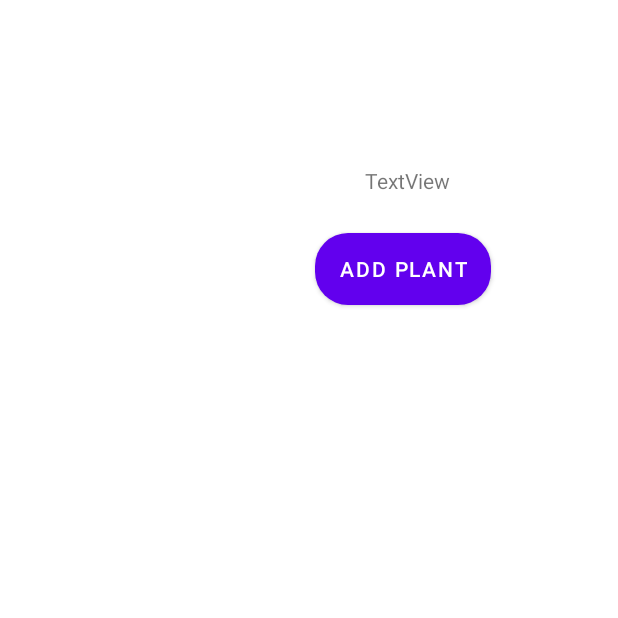
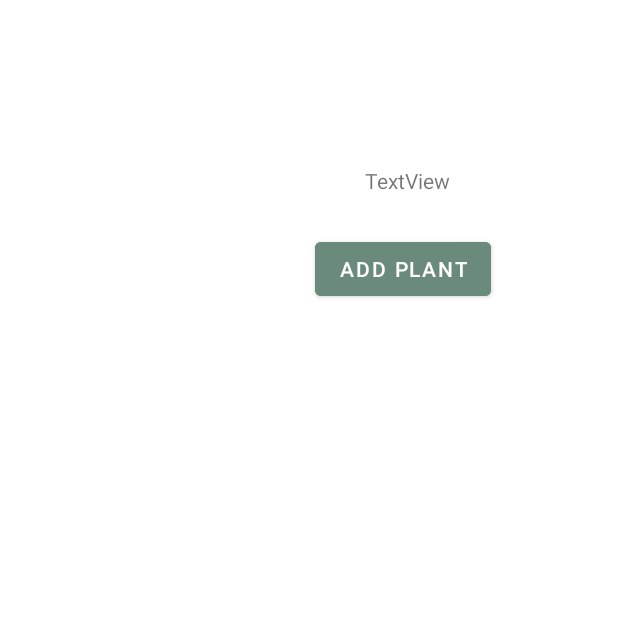
Before and after one commit to KonradBialek/ProjektZespolowy, an Android app: the MyProfileActivity screen opened directly, with no data from a screen before it, on a phone screen of 412 x 824 dp, the top half of it. Run offline under Robolectric (Android 15) with nearby library versions, the light colour scheme and no system bars.

Commit message:
Pogrzebane w kolorach, nienaprawione ale jest nadzieja

```diff
--- a/app/src/main/res/drawable/dark_green_button.xml
+++ b/app/src/main/res/drawable/dark_green_button.xml
@@ -1,7 +1,6 @@
 <?xml version="1.0" encoding="utf-8"?>
 <shape xmlns:android="http://schemas.android.com/apk/res/android" android:shape="rectangle">
-    <solid android:color="#6A8A7B"/>
-
+    <solid android:color="@color/dark_green"/>
     <corners android:radius="22dp"/>
 
 </shape>
--- a/app/src/main/res/layout/activity_my_profile.xml
+++ b/app/src/main/res/layout/activity_my_profile.xml
@@ -47,9 +47,9 @@
         android:layout_width="wrap_content"
         android:layout_height="wrap_content"
         android:layout_marginBottom="10dp"
+        android:backgroundTint="@color/dark_green"
         android:text="add plant"
         android:textColor="#FFFFFF"
-        android:background="@drawable/dark_green_button"
         app:layout_constraintBottom_toTopOf="@+id/gridView"
         app:layout_constraintEnd_toEndOf="parent"
         app:layout_constraintHorizontal_bias="0.5"
--- a/app/src/main/res/values/colors.xml
+++ b/app/src/main/res/values/colors.xml
@@ -1,10 +1,13 @@
 <?xml version="1.0" encoding="utf-8"?>
 <resources>
     <color name="purple_200">#FFBB86FC</color>
-    <color name="purple_500">#FF6200EE</color>
-    <color name="purple_700">#FF3700B3</color>
+    <color name="purple_500">#B995A2</color>
+    <color name="purple_700">#B32C401B</color>
     <color name="teal_200">#FF03DAC5</color>
     <color name="teal_700">#FF018786</color>
+    <color name="light_green">#9DE1C0</color>
+    <color name="dark_green">#6A8A7B</color>
     <color name="black">#FF000000</color>
     <color name="white">#FFFFFFFF</color>
+    <color name="colorAccent">#6A8A7B</color>
 </resources>
--- a/app/src/main/res/values/styles.xml
+++ b/app/src/main/res/values/styles.xml
@@ -1,5 +1,9 @@
 <?xml version="1.0" encoding="utf-8"?>
 <resources>
+    <style name="AppTheme" parent="Theme.AppCompat.Light.NoActionBar">
+        <item name="colorAccent">@color/colorAccent</item>
+    </style>
+
     <!-- styles.xml -->
     <style name="logo_lub_na">
         <item name="android:textSize">36sp</item>
```
